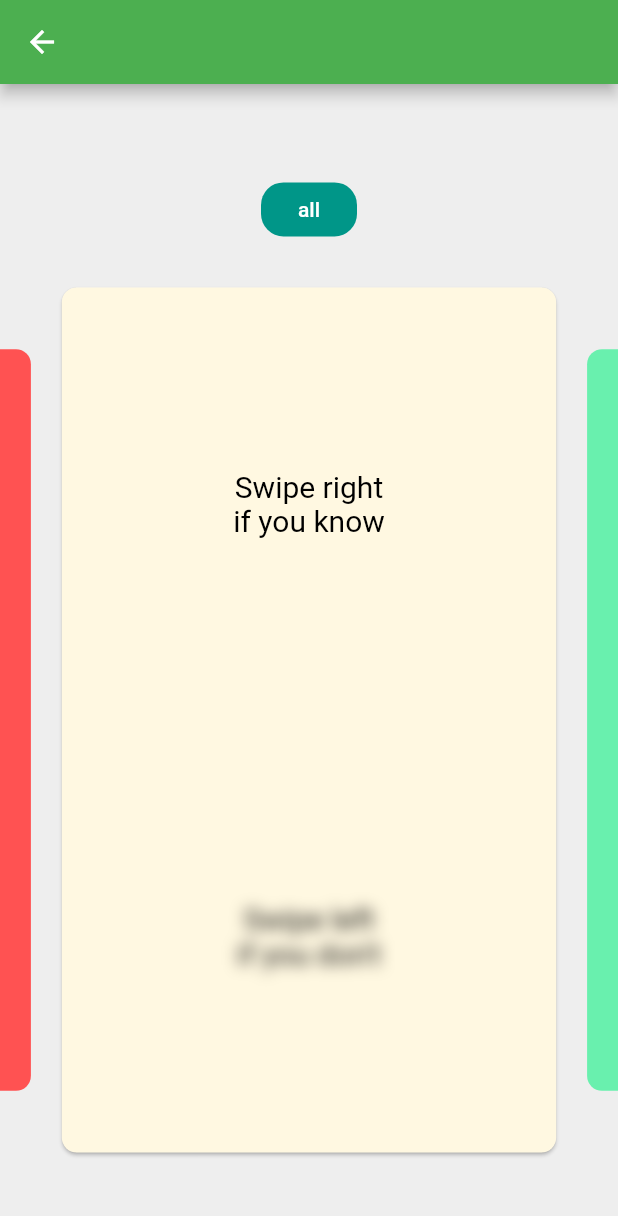
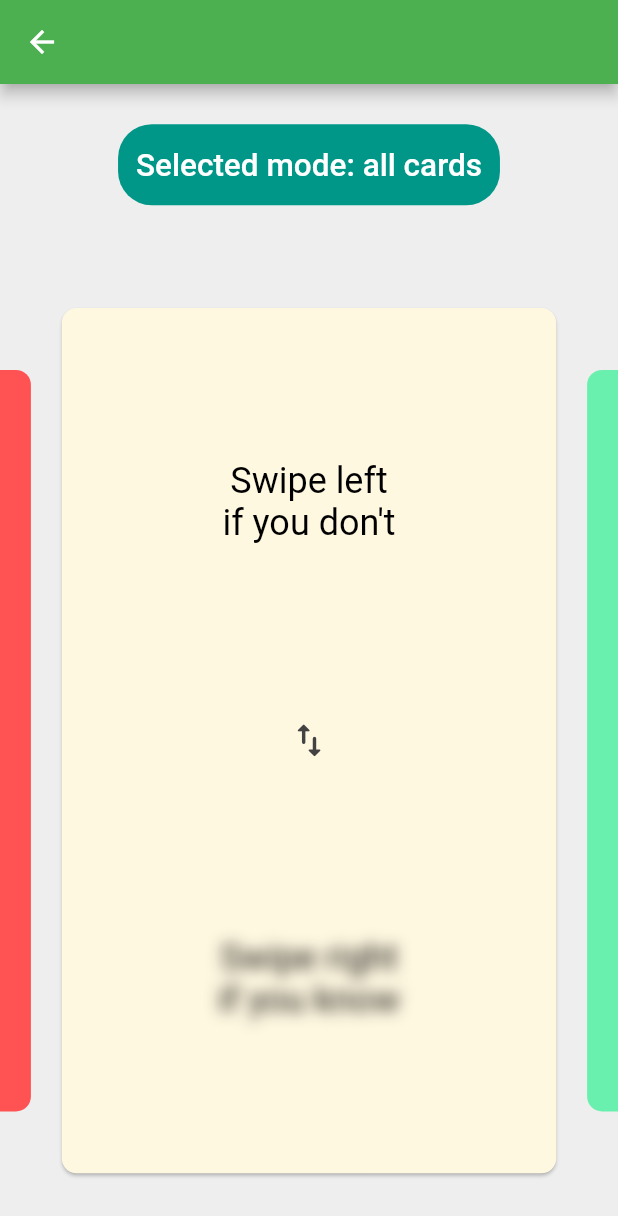
Before and after one commit to IvanShaptalov/FlashCardsReader, a Flutter app: the QuizTrainerView screen opened directly with empty values, on a phone screen of 412 x 824 dp. Shown: the top 1216 px of the screen. Run offline on Flutter 3.47's test engine with Material 2 defaults, Android fonts, the phone set to English and light mode, and no system bars; drawn by our look-alikes of overlay_support; our stand-ins replace bloc, flutter_bloc, flutter_staggered_animations, hive, hive_flutter, watcher; missing offline and left inert: translator; accounts and stored records are empty.

Commit message:
feat(ui-ux quiz process): added swap and blur area

```diff
--- a/lib/views/flashcards/quiz/quiz_card_widget.dart
+++ b/lib/views/flashcards/quiz/quiz_card_widget.dart
@@ -1,6 +1,7 @@
 import 'dart:ui';
 
 import 'package:flashcards_reader/bloc/quiz_bloc/quiz_bloc.dart';
+import 'package:flashcards_reader/views/flashcards/quiz/util_provider.dart';
 import 'package:flashcards_reader/views/view_config.dart';
 import 'package:flutter/material.dart';
 import 'package:flutter_bloc/flutter_bloc.dart';
@@ -8,17 +9,71 @@ import 'package:flutter_bloc/flutter_bloc.dart';
 // ignore: must_be_immutable
 class QuizFlashCard extends StatefulWidget {
   final BuildContext quizContext;
-  bool blurred = true;
   bool empty;
   QuizFlashCard({this.empty = false, required this.quizContext, super.key});
-
+  bool swap = SwapWordsProvider.swap;
+  String swipeRight = 'Swipe right\nif you know';
+  String swipeLeft = 'Swipe left\nif you don\'t';
   @override
   State<QuizFlashCard> createState() => _QuizFlashCardState();
 }
 
 class _QuizFlashCardState extends State<QuizFlashCard> {
+
   @override
   Widget build(BuildContext context) {
+    var currentFcard = BlocProvider.of<QuizBloc>(widget.quizContext)
+        .state
+        .quizModel
+        .currentFCard;
+    var first = Container(
+      height: SizeConfig.getMediaHeight(context, p: 0.3),
+      padding: const EdgeInsets.all(8.0),
+      child: Center(
+        child: widget.empty
+            ? const SizedBox.shrink()
+            : Text(
+                widget.swap
+                    ? currentFcard?.answerWords ?? widget.swipeRight
+                    : currentFcard?.questionWords ?? widget.swipeLeft,
+                style: FontConfigs.cardQuestionTextStyle,
+                textAlign: TextAlign.center,
+              ),
+      ),
+    );
+
+    var second = GestureDetector(
+      onTap: () {
+        setState(() {
+          BlurProvider.blurred = !BlurProvider.blurred;
+        });
+      },
+      child: Container(
+        color: Colors.transparent,
+        height: SizeConfig.getMediaHeight(context, p: 0.3),
+        child: Center(
+          child: Padding(
+            padding: const EdgeInsets.all(8.0),
+            child: ImageFiltered(
+              imageFilter: BlurProvider.blurred
+                  ? ImageFilter.blur(sigmaX: 5, sigmaY: 5)
+                  : ImageFilter.blur(sigmaX: 0, sigmaY: 0),
+              child: widget.empty
+                  ? const SizedBox.shrink()
+                  : Text(
+                      widget.swap
+                          ? currentFcard?.questionWords ??
+                              widget.swipeLeft
+                          : currentFcard?.answerWords ??
+                              widget.swipeRight,
+                      style: FontConfigs.cardAnswerTextStyle,
+                      textAlign: TextAlign.center,
+                    ),
+            ),
+          ),
+        ),
+      ),
+    );
     return Padding(
       padding: const EdgeInsets.all(8.0),
       child: Card(
@@ -38,48 +93,21 @@ class _QuizFlashCardState extends State<QuizFlashCard> {
               child: Column(
             mainAxisAlignment: MainAxisAlignment.spaceAround,
             children: [
-              Padding(
-                padding: const EdgeInsets.all(8.0),
-                child: widget.empty
-                    ? const SizedBox.shrink()
-                    : Text(
-                        BlocProvider.of<QuizBloc>(widget.quizContext)
-                                .state
-                                .quizModel
-                                .currentFCard
-                                ?.questionWords ??
-                            'Swipe right\nif you know',
-                        style: FontConfigs.cardQuestionTextStyle,
-                        textAlign: TextAlign.center,
-                      ),
+              first,
+              Transform.scale(
+                scale: 1.2,
+                child: IconButton(
+                    onPressed: () {
+                      SwapWordsProvider.swapIt();
+                      widget.swap = SwapWordsProvider.swap;
+                      setState(() {});
+                    },
+                    icon: Icon(
+                      Icons.swap_vert_rounded,
+                      color: ConfigFlashcardView.quizIconColor,
+                    )),
               ),
-              GestureDetector(
-                onTap: () {
-                  setState(() {
-                    widget.blurred = !widget.blurred;
-                  });
-                },
-                child: Padding(
-                  padding: const EdgeInsets.all(8.0),
-                  child: ImageFiltered(
-                    imageFilter: widget.blurred
-                        ? ImageFilter.blur(sigmaX: 5, sigmaY: 5)
-                        : ImageFilter.blur(sigmaX: 0, sigmaY: 0),
-                    child: widget.empty
-                        ? const SizedBox.shrink()
-                        : Text(
-                            BlocProvider.of<QuizBloc>(widget.quizContext)
-                                    .state
-                                    .quizModel
-                                    .currentFCard
-                                    ?.answerWords ??
-                                'Swipe left\nif you don\'t',
-                            style: FontConfigs.cardAnswerTextStyle,
-                            textAlign: TextAlign.center,
-                          ),
-                  ),
-                ),
-              ),
+              second
             ],
           )),
         ),
--- a/lib/views/flashcards/quiz/quiz_menu.dart
+++ b/lib/views/flashcards/quiz/quiz_menu.dart
@@ -1,3 +1,5 @@
+import 'dart:math';
+
 import 'package:flashcards_reader/bloc/flashcards_bloc/flashcards_bloc.dart';
 import 'package:flashcards_reader/bloc/quiz_bloc/quiz_bloc.dart';
 import 'package:flashcards_reader/main.dart';
@@ -227,8 +229,9 @@ class _QuizMenuViewState extends State<QuizMenuView> {
 }
 
 class SelectQuizMode extends StatelessWidget {
-  const SelectQuizMode({required this.mode, super.key});
+  const SelectQuizMode({this.explisit = false,required this.mode, super.key});
   final QuizMode mode;
+  final bool explisit;
 
   @override
   Widget build(BuildContext context) {
@@ -236,7 +239,7 @@ class SelectQuizMode extends StatelessWidget {
     bool isSelected = context.watch<QuizBloc>().state.quizModel.mode == mode;
     isSelected = QuizModeProvider.mode == mode;
     return Padding(
-      padding: const EdgeInsets.all(8.0),
+      padding: const EdgeInsets.symmetric(horizontal: 8.0),
       child: TextButton(
         style: TextButton.styleFrom(
           foregroundColor: Colors.white,
@@ -251,7 +254,7 @@ class SelectQuizMode extends StatelessWidget {
               'mode changed to ${mode.name}=========================================');
           context.read<QuizBloc>().add(ChangeQuizModeEvent(mode: mode));
         },
-        child: Text(mode.name),
+        child: explisit? Text('Selected mode: ${mode.name} cards' ): Text(mode.name),
       ),
     );
   }
--- /dev/null
+++ b/lib/views/flashcards/quiz/util_provider.dart
@@ -0,0 +1,21 @@
+class BlurProvider {
+  static bool blurred = true;
+
+  static void resetBlur() {
+    blurred = true;
+  }
+
+}
+
+class SwapWordsProvider {
+  static bool swap = false;
+
+  static void resetSwap() {
+    swap = false;
+  }
+
+  static void swapIt() {
+    swap = !swap;
+  }
+
+}
--- a/lib/views/flashcards/quiz/vertical_quiz_view.dart
+++ b/lib/views/flashcards/quiz/vertical_quiz_view.dart
@@ -1,5 +1,6 @@
 import 'package:flashcards_reader/bloc/quiz_bloc/quiz_bloc.dart';
 import 'package:flashcards_reader/util/error_handler.dart';
+import 'package:flashcards_reader/views/flashcards/quiz/util_provider.dart';
 import 'package:flashcards_reader/views/flashcards/quiz/quiz_card_widget.dart';
 import 'package:flashcards_reader/views/flashcards/quiz/quiz_menu.dart';
 import 'package:flashcards_reader/views/view_config.dart';
@@ -44,12 +45,14 @@ class _VerticalQuizState extends State<VerticalQuiz> {
   Widget build(BuildContext context) {
     return Center(
         child: Column(
-      mainAxisAlignment: MainAxisAlignment.center,
+      mainAxisAlignment: MainAxisAlignment.spaceAround,
       children: [
-        Padding(
-          padding: const EdgeInsets.all(8.0),
+        Transform.scale(
+          scale: 1.5,
           child: SelectQuizMode(
-              mode: BlocProvider.of<QuizBloc>(context).state.quizModel.mode),
+            mode: BlocProvider.of<QuizBloc>(context).state.quizModel.mode,
+            explisit: true,
+          ),
         ),
         BlocProvider.of<QuizBloc>(context).state.quizModel.isQuizFinished
             ? loadEndQuiz()
@@ -63,9 +66,6 @@ class _VerticalQuizState extends State<VerticalQuiz> {
                     feedback: QuizFlashCard(
                       quizContext: context,
                     ),
-                    child: QuizFlashCard(
-                      quizContext: context,
-                    ),
                     childWhenDragging: QuizFlashCard(
                       quizContext: context,
                       empty: true,
@@ -73,6 +73,7 @@ class _VerticalQuizState extends State<VerticalQuiz> {
                     onDragStarted: () {
                       debugPrintIt('started');
                     },
+                    affinity: Axis.horizontal,
                     onDragUpdate: (details) {
                       debugPrintIt('update');
                     },
@@ -89,13 +90,18 @@ class _VerticalQuizState extends State<VerticalQuiz> {
                               p: -0.1) /* 25 percent of screen to left*/) {
                         BlocProvider.of<QuizBloc>(context)
                             .add(AnswerFlashEvent(isAnswerCorrect: false));
+                        BlurProvider.blurred = true;
                       } else if (offset.dx >
                           SizeConfig.getMediaWidth(context, p: 0.1) +
                               35 /* 25 percent of screen to right*/) {
                         BlocProvider.of<QuizBloc>(context)
                             .add(AnswerFlashEvent(isAnswerCorrect: true));
+                        BlurProvider.blurred = true;
                       } else {}
                     },
+                    child: QuizFlashCard(
+                      quizContext: context,
+                    ),
                   ),
                   const CorrectAnswerArea(),
                 ],
--- a/lib/views/view_config.dart
+++ b/lib/views/view_config.dart
@@ -49,9 +49,9 @@ class FontConfigs {
       TextStyle(fontSize: 16, fontWeight: FontWeight.bold);
 
   static const TextStyle cardAnswerTextStyle =
-      TextStyle(fontSize: 20, color: Colors.black);
+      TextStyle(fontSize: 24, color: Colors.black);
   static const TextStyle cardQuestionTextStyle =
-      TextStyle(fontSize: 20, color: Colors.black);
+      TextStyle(fontSize: 24, color: Colors.black);
 }
 
 class ConfigFlashcardView {
```
